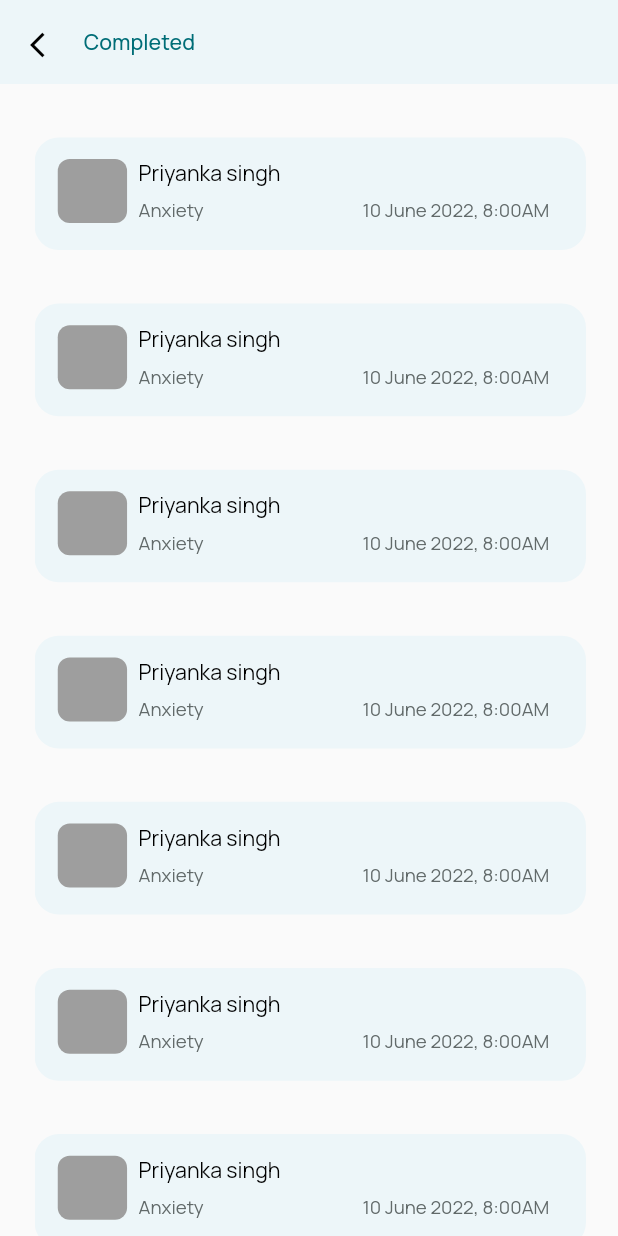
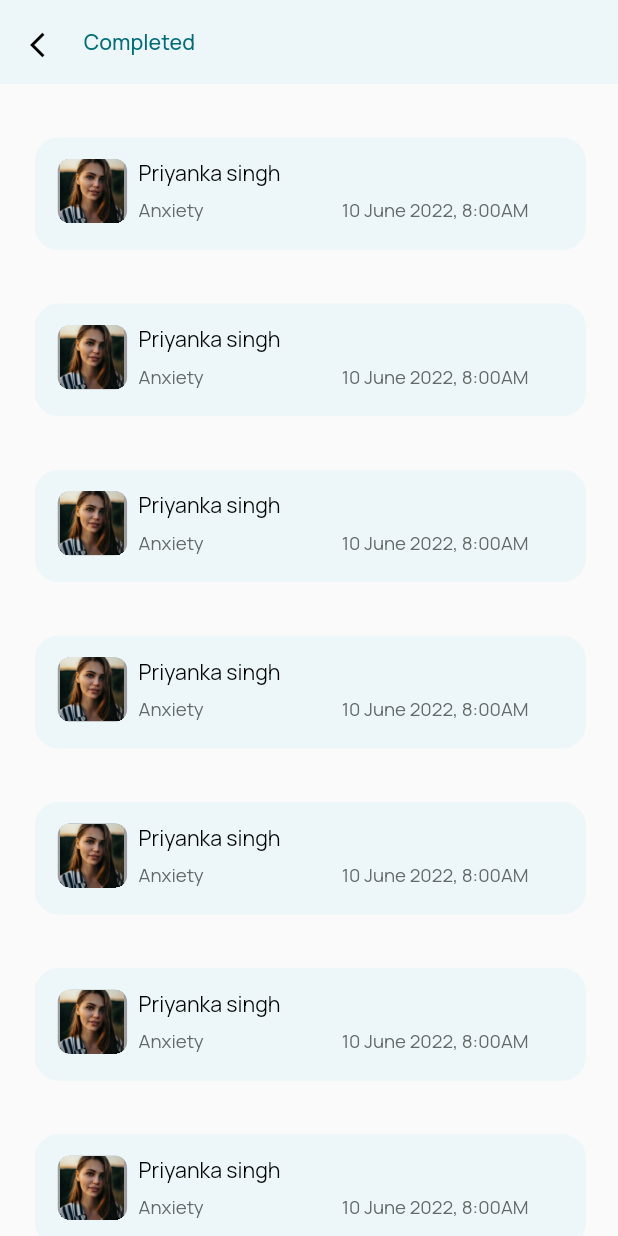
Before and after one commit to Shreyash-kumar/greymatter_01, a Flutter app: the PsychologistHomeScreen screen opened directly, after a tap on "Completed", on a phone screen of 412 x 824 dp. Run offline on Flutter 3.47's test engine with Material 2 defaults, Android fonts, the phone set to English and light mode, and no system bars; our stand-ins replace carousel_slider, dotted_border, flutter_screenutil, flutter_svg, flutter_switch, google_fonts and 2 more.

Commit message:
Nikhil 11/11/22 2

```diff
--- a/lib/constants/fonts.dart
+++ b/lib/constants/fonts.dart
@@ -278,3 +278,8 @@ final kManRope_500_16_404040 = GoogleFonts.manrope(
   fontSize: 16.sp,
   color: k001314,
 );
+final kManRope_700_24_FF482C = GoogleFonts.manrope(
+  fontWeight: FontWeight.w700,
+  fontSize: 24.sp,
+  color: kFF482C,
+);
--- a/lib/screens/onboarding_screen/onboarding_screen.dart
+++ b/lib/screens/onboarding_screen/onboarding_screen.dart
@@ -9,6 +9,7 @@ import 'package:greymatter/widgets/onboarding_screen_widgets/onb_slide.dart';
 import 'package:greymatter/widgets/shared/buttons/custom_text_w_icon_button.dart';
 
 import '../../widgets/shared/buttons/costom_secondary_text_w_icon_button.dart';
+import '../psychologist_screen/form_screen.dart';
 
 class OnBoardingScreen extends StatefulWidget {
   OnBoardingScreen({Key? key}) : super(key: key);
@@ -155,7 +156,10 @@ class _OnBoardingScreenState extends State<OnBoardingScreen> {
               width: 1.sw,
               height: 56.h,
               child: CustomSecondaryButton(
-                onPressed: () {},
+                onPressed: () {
+                  Navigator.of(context)
+                      .push(MaterialPageRoute(builder: (ctx) => FormScreen()));
+                },
                 text: 'I am a psychologist',
               ),
             ),
--- a/lib/screens/psychologist_screen/home_screens/completed_meeting_screens.dart
+++ b/lib/screens/psychologist_screen/home_screens/completed_meeting_screens.dart
@@ -1,5 +1,6 @@
 import 'package:flutter/material.dart';
 import 'package:flutter_screenutil/flutter_screenutil.dart';
+
 import '../../../constants/colors.dart';
 import '../../../constants/fonts.dart';
 import '../../../widgets/app_bar/app_bar.dart';
@@ -12,8 +13,6 @@ class CompletedMeetingScreen extends StatefulWidget {
 }
 
 class _CompletedMeetingScreenState extends State<CompletedMeetingScreen> {
-
-
   @override
   Widget build(BuildContext context) {
     return Scaffold(
@@ -33,11 +32,8 @@ class _CompletedMeetingScreenState extends State<CompletedMeetingScreen> {
                     child: Column(
                       mainAxisSize: MainAxisSize.min,
                       children: [
-                        Container(
-                          //width: 280.h,
-                          child: Row(
-                            mainAxisAlignment:
-                            MainAxisAlignment.spaceBetween,
+                        Row(
+                          mainAxisAlignment: MainAxisAlignment.spaceBetween,
                           crossAxisAlignment: CrossAxisAlignment.start,
                           children: [
                             Row(
@@ -45,43 +41,41 @@ class _CompletedMeetingScreenState extends State<CompletedMeetingScreen> {
                                 Container(
                                   width: 48.w,
                                   height: 48.h,
+                                  clipBehavior: Clip.hardEdge,
                                   decoration: BoxDecoration(
                                       color: Colors.grey,
-                                        borderRadius:
-                                        BorderRadius.circular(8)),
+                                      borderRadius: BorderRadius.circular(8)),
+                                  child: Image.asset('assets/images/userP.png'),
                                 ),
                                 SizedBox(width: 8.w),
                                 Column(
                                   mainAxisSize: MainAxisSize.min,
-                                    crossAxisAlignment:
-                                    CrossAxisAlignment.start,
+                                  crossAxisAlignment: CrossAxisAlignment.start,
                                   children: [
                                     Text('Priyanka singh',
                                         style: kManRope_400_16_Black),
                                     //SizedBox(width: 10,),
                                     SizedBox(height: 8.h),
-                                      Row(
+                                    SizedBox(
+                                      width: 270.w,
+                                      child: Row(
                                         mainAxisAlignment:
                                             MainAxisAlignment.spaceBetween,
                                         children: [
                                           Text('Anxiety',
-                                              style:
-                                              kManRope_400_14_626A6A),
-                                          SizedBox(
-                                            width: 110.w,
-                                          ),
+                                              style: kManRope_400_14_626A6A),
                                           Text(
                                             '10 June 2022, 8:00AM',
                                             style: kManRope_400_14_626A6A,
                                           ),
                                         ],
                                       ),
+                                    ),
                                   ],
                                 ),
                               ],
                             ),
                           ],
-                          ),
                         ),
                         SizedBox(height: 20.h),
                       ],
--- a/lib/screens/psychologist_screen/request_sent_successful_screen.dart
+++ b/lib/screens/psychologist_screen/request_sent_successful_screen.dart
@@ -84,7 +84,7 @@ class _RequestSentSuccessfulScreenState
                   height: 16.h,
                 ),
                 Text(
-                  'Our atroxis partner will not charged you for any work',
+                  'Our AtarAxis partner will not charged you for any work',
                   style: kManRope_400_14_626A6A,
                 ),
                 SizedBox(
@@ -96,6 +96,7 @@ class _RequestSentSuccessfulScreenState
                     Container(
                       height: 88.h,
                       width: 88.w,
+                      clipBehavior: Clip.hardEdge,
                       decoration: BoxDecoration(
                         borderRadius: BorderRadius.all(Radius.circular(12)),
                         color: Colors.grey,
--- a/lib/screens/psychologist_screen/tabs_screen/psychologist_home_screen.dart
+++ b/lib/screens/psychologist_screen/tabs_screen/psychologist_home_screen.dart
@@ -3,6 +3,7 @@ import 'package:flutter_screenutil/flutter_screenutil.dart';
 import 'package:flutter_svg/flutter_svg.dart';
 import 'package:greymatter/constants/colors.dart';
 import 'package:greymatter/screens/psychologist_screen/home_screens/upcoming_meetings.dart';
+
 import '../../../constants/fonts.dart';
 import '../../../widgets/shared/buttons/custom_active_text_button.dart';
 import '../home_screens/canceled_meeting_screens.dart';
@@ -24,7 +25,7 @@ class _PsychologistHomeScreenState extends State<PsychologistHomeScreen> {
       backgroundColor: kWhiteBGColor,
       appBar: AppBar(
         automaticallyImplyLeading: false,
-        backgroundColor: Colors.transparent,
+        backgroundColor: Colors.white,
         elevation: 0,
         centerTitle: false,
         title: Text(
@@ -186,13 +187,14 @@ class _PsychologistHomeScreenState extends State<PsychologistHomeScreen> {
                 ),
                 GestureDetector(
                   onTap: () {
-                    Navigator.of(context).push(MaterialPageRoute(builder: (context) => CanceledMeetingScreen()));
+                    Navigator.of(context).push(MaterialPageRoute(
+                        builder: (context) => CanceledMeetingScreen()));
                   },
                   child: Column(
                     crossAxisAlignment: CrossAxisAlignment.center,
                     children: [
                       Text(
-                        'Canceled',
+                        'Cancelled',
                         style: index == 1
                             ? kManRope_500_16_006D77
                             : kManRope_500_16_001314,
@@ -210,7 +212,8 @@ class _PsychologistHomeScreenState extends State<PsychologistHomeScreen> {
                 ),
                 GestureDetector(
                   onTap: () {
-                    Navigator.of(context).push(MaterialPageRoute(builder: (context) => CompletedMeetingScreen()));
+                    Navigator.of(context).push(MaterialPageRoute(
+                        builder: (context) => CompletedMeetingScreen()));
                   },
                   child: Column(
                     crossAxisAlignment: CrossAxisAlignment.center,
@@ -234,7 +237,9 @@ class _PsychologistHomeScreenState extends State<PsychologistHomeScreen> {
                 ),
               ],
             ),
-            SizedBox(height: 24.h,),
+            SizedBox(
+              height: 24.h,
+            ),
             flag
                 ? Column(
                     children: [
@@ -251,8 +256,7 @@ class _PsychologistHomeScreenState extends State<PsychologistHomeScreen> {
                                 decoration: BoxDecoration(
                                     borderRadius: BorderRadius.circular(8),
                                     color: kWhiteBGColor,
-                                  border: Border.all(color: Colors.white)
-                              ),
+                                    border: Border.all(color: Colors.white)),
                                 child: Column(
                                   mainAxisSize: MainAxisSize.min,
                                   children: [
@@ -267,10 +271,13 @@ class _PsychologistHomeScreenState extends State<PsychologistHomeScreen> {
                                             Container(
                                               width: 48.w,
                                               height: 48.h,
+                                              clipBehavior: Clip.hardEdge,
                                               decoration: BoxDecoration(
                                                   color: Colors.grey,
                                                   borderRadius:
                                                       BorderRadius.circular(8)),
+                                              child: Image.asset(
+                                                  'assets/images/userP.png'),
                                             ),
                                             SizedBox(width: 8.w),
                                             Column(
@@ -279,19 +286,27 @@ class _PsychologistHomeScreenState extends State<PsychologistHomeScreen> {
                                                   CrossAxisAlignment.start,
                                               children: [
                                                 Text('Priyanka singh',
-                                                  style: kManRope_500_16_001314),
+                                                    style:
+                                                        kManRope_500_16_001314),
                                                 //SizedBox(width: 10,),
                                                 SizedBox(height: 8.h),
-                                              Row(
-                                                mainAxisAlignment: MainAxisAlignment.spaceBetween,
+                                                SizedBox(
+                                                  width: 280.w,
+                                                  child: Row(
+                                                    mainAxisAlignment:
+                                                        MainAxisAlignment
+                                                            .spaceBetween,
                                                     children: [
-                                                  Text(
-                                                      'Anxiety',
+                                                      Text('Anxiety',
                                                           style:
                                                               kManRope_400_14_626A6A),
-                                                  SizedBox(width: 110.w,),
-                                                  Text('10 June 2022, 8:00AM', style: kManRope_400_14_626A6A,),
+                                                      Text(
+                                                        '10 June 2022, 8:00AM',
+                                                        style:
+                                                            kManRope_400_14_626A6A,
+                                                      ),
                                                     ],
+                                                  ),
                                                 ),
                                                 SizedBox(height: 8.h),
                                               ],
@@ -314,8 +329,9 @@ class _PsychologistHomeScreenState extends State<PsychologistHomeScreen> {
                         width: 380.w,
                         child: CustomActiveTextButton(
                           text: 'See All',
-                        onPressed: (){
-                          Navigator.of(context).push(MaterialPageRoute(builder: (context) => UpcomingMeetings()));
+                          onPressed: () {
+                            Navigator.of(context).push(MaterialPageRoute(
+                                builder: (context) => UpcomingMeetings()));
                           },
                         ),
                       )
--- a/lib/widgets/home_screen_widgets/recommended_activities.dart
+++ b/lib/widgets/home_screen_widgets/recommended_activities.dart
@@ -4,6 +4,8 @@ import 'package:flutter_screenutil/flutter_screenutil.dart';
 import 'package:greymatter/constants/colors.dart';
 import 'package:greymatter/constants/fonts.dart';
 import 'package:greymatter/widgets/shared/buttons/costom_secondary_text_w_icon_button.dart';
+
+import '../../screens/goal_screens/add_activity.dart';
 
 class RecommendedActivities extends StatefulWidget {
   const RecommendedActivities({Key? key}) : super(key: key);
@@ -162,8 +164,8 @@ class _RecommendedVideosState extends State<RecommendedActivities> {
               height: 56.h,
               child: CustomSecondaryButton(
                 onPressed: () {
-                  /*Navigator.of(context).push(MaterialPageRoute(
-                          builder: (context) => const AllActivities()));*/
+                  Navigator.of(context).push(MaterialPageRoute(
+                      builder: (context) => const AddActivityScreen()));
                 },
                 text: 'View All Activities',
               ),
--- a/lib/widgets/home_screen_widgets/upcoming_appointment_card.dart
+++ b/lib/widgets/home_screen_widgets/upcoming_appointment_card.dart
@@ -52,9 +52,11 @@ class UpcomingAppointmentCard extends StatelessWidget {
                       Container(
                         width: 48.w,
                         height: 48.h,
+                        clipBehavior: Clip.hardEdge,
                         decoration: BoxDecoration(
-                            color: Colors.grey,
-                            borderRadius: BorderRadius.circular(8)),
+                          borderRadius: BorderRadius.circular(8),
+                        ),
+                        child: Image.asset('assets/images/userP.png'),
                       ),
                       SizedBox(width: 8.w),
                       Column(
--- a/lib/widgets/shared/buttons/card_buttons/secondary_card_button.dart
+++ b/lib/widgets/shared/buttons/card_buttons/secondary_card_button.dart
@@ -11,7 +11,7 @@ class SecondaryCardButton extends StatelessWidget {
     return Container(
       padding: EdgeInsets.symmetric(vertical: 16.h),
       decoration: BoxDecoration(
-        borderRadius: BorderRadius.circular(24),
+        borderRadius: BorderRadius.circular(10),
         border: Border.all(color: k91C9CE),
       ),
       child: Center(
```
Also changed, not shown: lib/constants/colors.dart (+5 -4 lines), lib/screens/psychologist_screen/home_screens/canceled_meeting_screens.dart (+21 -18 lines), lib/screens/psychologist_screen/home_screens/upcoming_meetings.dart (+83 -52 lines), lib/screens/psychologist_screen/post_screen/post_page.dart (+28 -12 lines), lib/screens/psychologist_screen/profile_screens/personal_info_screen.dart (+20 -8 lines), lib/screens/psychologist_screen/tabs_screen/pofile_screen.dart (+9 -11 lines), lib/widgets/home_screen_widgets/psycologist_slider.dart (+16 -8 lines), lib/widgets/shared/buttons/card_buttons/primary_card_button.dart (+4 -5 lines), lib/widgets/shared/buttons/costom_secondary_text_w_icon_button.dart (+57 -0 lines), assets/images/logoF.png (added), assets/images/logoT.png (added), assets/images/post.png (added). Lines whose indentation alone changed are shown as unchanged.
